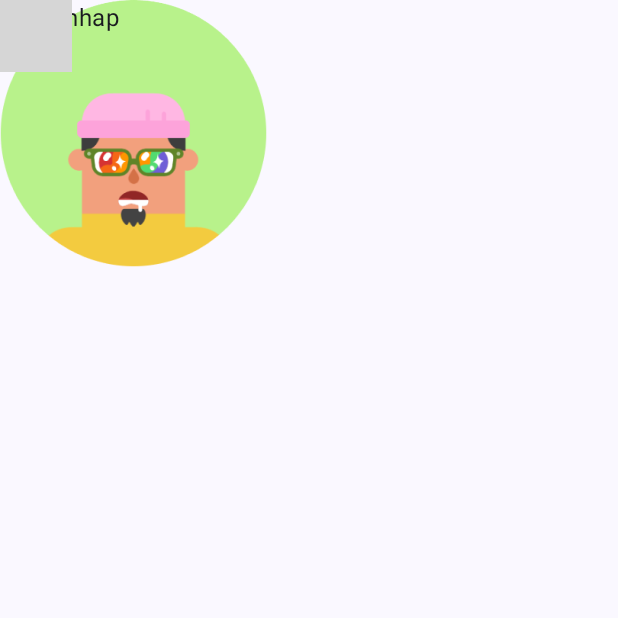
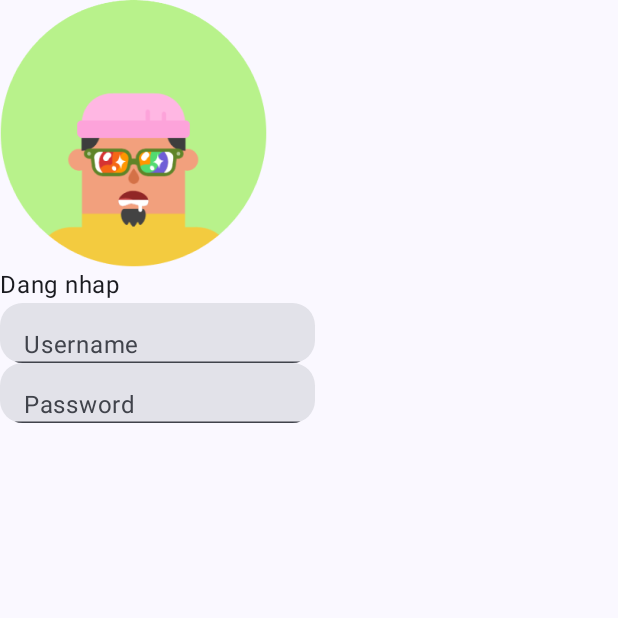
Before and after one commit to blackhegde/NMCNPM, an Android app built with Jetpack Compose: the screen it shows after launch (MainActivity), on a phone screen of 412 x 824 dp, the top half of it. Run offline under Robolectric (Android 15) with nearby library versions, the phone set to English and light mode, and no system bars; grey boxes are pictures that could not be loaded.

Commit message:
Update MainActivity.kt
fist page intial

```diff
--- a/app/src/main/java/com/example/habittracking/MainActivity.kt
+++ b/app/src/main/java/com/example/habittracking/MainActivity.kt
@@ -7,11 +7,13 @@ import androidx.activity.enableEdgeToEdge
 import androidx.compose.animation.core.keyframesWithSpline
 import androidx.compose.foundation.Image
 import androidx.compose.foundation.layout.Box
+import androidx.compose.foundation.layout.Column
 import androidx.compose.foundation.layout.Row
 import androidx.compose.foundation.layout.fillMaxSize
 import androidx.compose.foundation.layout.height
 import androidx.compose.foundation.layout.padding
 import androidx.compose.foundation.layout.width
+import androidx.compose.foundation.shape.RoundedCornerShape
 import androidx.compose.material3.MaterialTheme
 import androidx.compose.material3.NavigationBarDefaults
 import androidx.compose.material3.Scaffold
@@ -51,6 +53,7 @@ class MainActivity : ComponentActivity() {
 fun Greeting(modifier: Modifier = Modifier) {
     val image = painterResource(R.drawable.demo_avatar)
     Box(modifier) {
+        Column {
             Image(
                 painter = image,
                 contentDescription = null,
@@ -58,9 +61,43 @@ fun Greeting(modifier: Modifier = Modifier) {
             )
             Text(
                 text = "Dang nhap"
+
             )
-        CustomTextField()
+            Column {
+                CustomTextField(
+                    label = "Username",
+                    modifier = Modifier
+                        .width(210.dp)
+                        .height(40.dp)
+                )
+                CustomTextField(
+                    label = "Password",
+                    modifier = Modifier
+                        .width(210.dp)
+                        .height(40.dp)
+                )
             }
+        }
+    }
+}
+
+@Composable
+fun CustomTextField(
+    label: String,
+    modifier: Modifier = Modifier
+) {
+    androidx.compose.material3.TextField(
+        value = "",
+        onValueChange = { /* Handle input */ },
+        label = { Text(text = label) },
+        modifier = modifier,
+        shape = RoundedCornerShape(15.dp), // Border bo góc 15
+//        colors = androidx.compose.material3.TextFieldDefaults.textFieldColors(
+//            containerColor = Color.White, // Màu nền
+//            focusedIndicatorColor = Color.Transparent, // Không hiển thị đường viền khi focus
+//            unfocusedIndicatorColor = Color.Transparent
+//        )
+    )
 }
 
 @Preview(showBackground = true)
```
Lines whose indentation alone changed are shown as unchanged.
